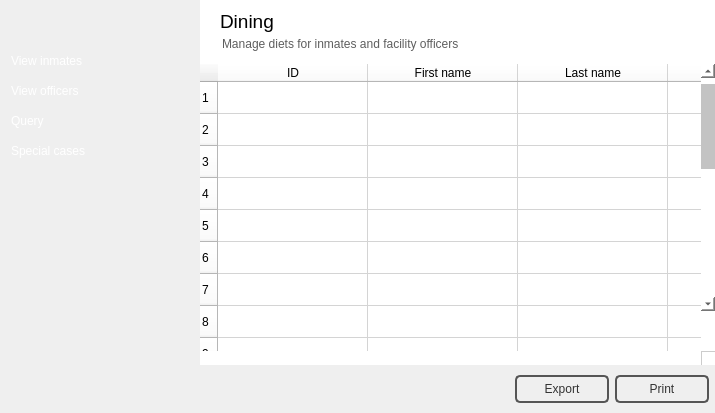
First picture: the form in diningwindow.ui, repository NCNM/PMS_01, before the edit.
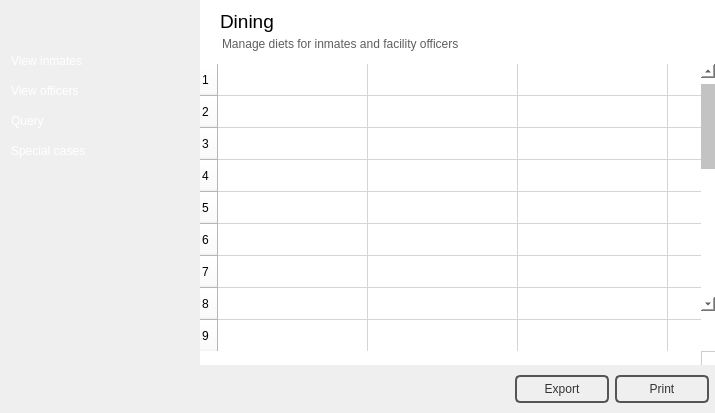
Second picture: the form after the edit. Icons and pictures are not drawn.

The edit to the form file:
```diff
--- a/diningwindow.ui
+++ b/diningwindow.ui
@@ -544,7 +544,7 @@
                <number>11</number>
               </property>
               <attribute name="horizontalHeaderVisible">
-               <bool>true</bool>
+               <bool>false</bool>
               </attribute>
               <attribute name="horizontalHeaderCascadingSectionResizes">
                <bool>false</bool>
```
Left out of the diff: 2 changed lines with no effect on the pictures.
